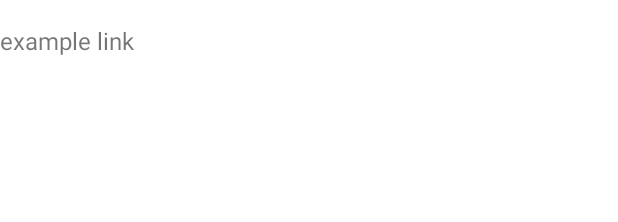
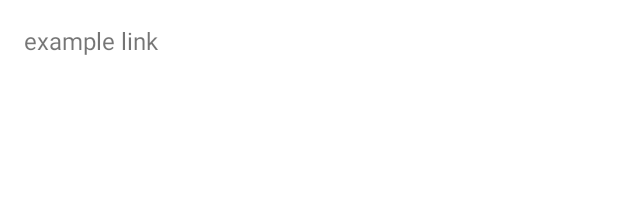
Before and after one commit to kurczaczkowe-rzeczy/LinkManager, an Android app: the layout item_link_history.xml on its own in the app's theme, with its tools: preview values and no code run, on a phone screen of 412 x 824 dp. Shown: the top 222 px of the screen. Run offline under Robolectric (Android 15) with nearby library versions, the phone set to English and light mode, and no system bars.

Commit message:
add ripple effect

```diff
--- a/app/src/main/res/layout/fragment_history_links.xml
+++ b/app/src/main/res/layout/fragment_history_links.xml
@@ -19,9 +19,7 @@
         android:id="@+id/list"
         android:layout_width="0dp"
         android:layout_height="0dp"
-        android:layout_marginStart="16dp"
         android:layout_marginTop="16dp"
-        android:layout_marginEnd="16dp"
         android:layout_marginBottom="16dp"
         app:layoutManager="androidx.recyclerview.widget.LinearLayoutManager"
         app:layout_constraintBottom_toBottomOf="parent"
--- a/app/src/main/res/layout/item_link_history.xml
+++ b/app/src/main/res/layout/item_link_history.xml
@@ -1,21 +1,13 @@
 <?xml version="1.0" encoding="utf-8"?>
-<androidx.constraintlayout.widget.ConstraintLayout xmlns:android="http://schemas.android.com/apk/res/android"
-    xmlns:app="http://schemas.android.com/apk/res-auto"
+<TextView xmlns:android="http://schemas.android.com/apk/res/android"
     xmlns:tools="http://schemas.android.com/tools"
+    android:id="@+id/linkName"
     android:layout_width="match_parent"
-    android:layout_height="wrap_content">
-
-    <TextView
-        android:id="@+id/linkName"
-        android:layout_width="match_parent"
-        android:layout_height="wrap_content"
-        android:layout_marginVertical="8dp"
-        android:paddingTop="8dp"
-        android:paddingBottom="8dp"
-        android:textSize="16sp"
-        app:layout_constraintBottom_toBottomOf="parent"
-        app:layout_constraintEnd_toEndOf="parent"
-        app:layout_constraintStart_toStartOf="parent"
-        app:layout_constraintTop_toTopOf="parent"
-        tools:text="example link" />
-</androidx.constraintlayout.widget.ConstraintLayout>
+    android:layout_height="wrap_content"
+    android:background="?attr/selectableItemBackground"
+    android:clickable="true"
+    android:focusable="true"
+    android:paddingHorizontal="16dp"
+    android:paddingVertical="16dp"
+    android:textSize="16sp"
+    tools:text="example link" />
```
